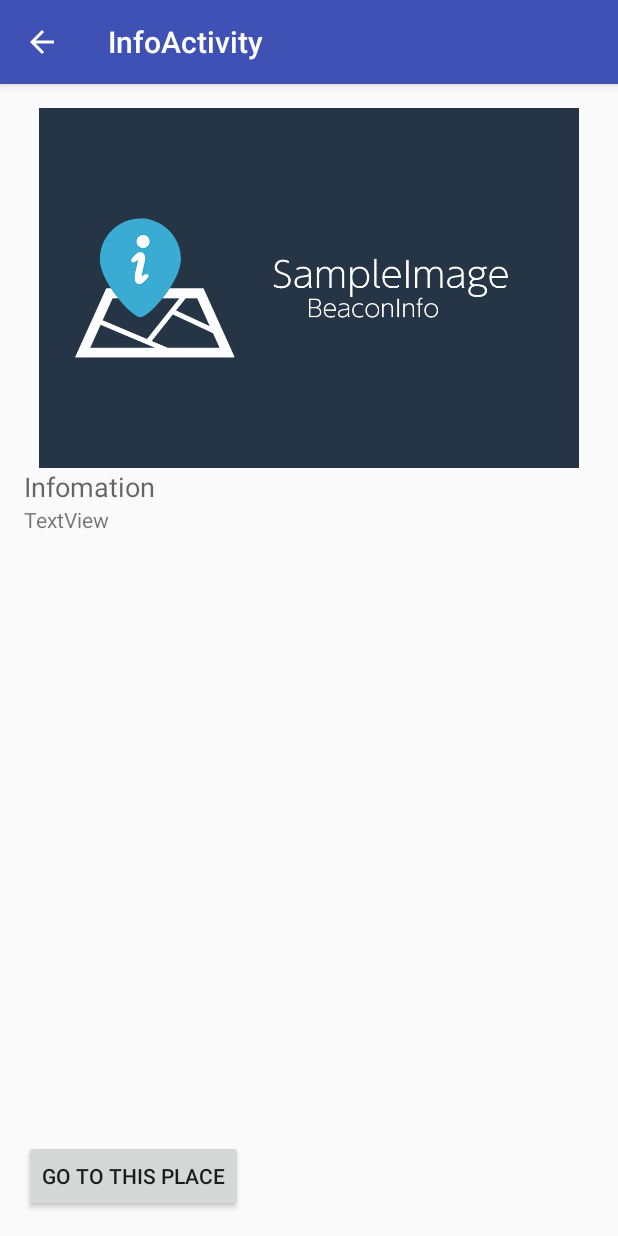
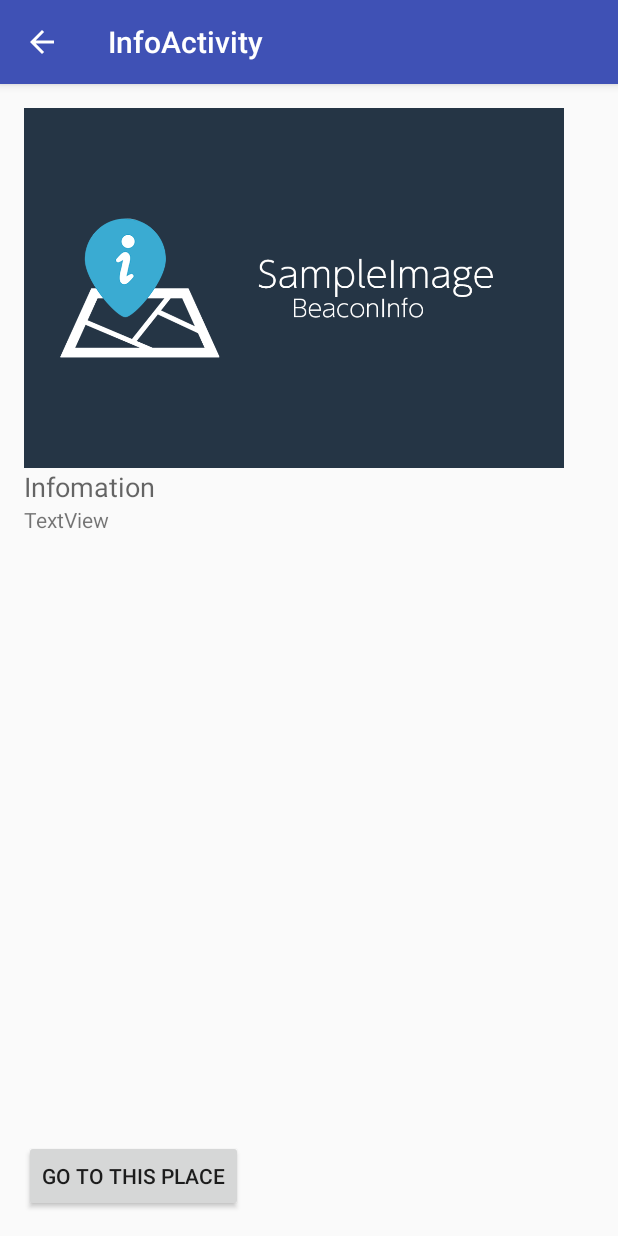
Before and after one commit to r-sek/BeaconInfo, an Android app: the InfoActivity screen opened directly, with no data from a screen before it, on a phone screen of 412 x 824 dp. Run offline under Robolectric (Android 15) with nearby library versions, the phone set to English and light mode, and no system bars.

Commit message:
GooglePlayService動いた

```diff
--- a/build.gradle
+++ b/build.gradle
@@ -6,6 +6,7 @@ buildscript {
     }
     dependencies {
         classpath 'com.android.tools.build:gradle:2.2.3'
+        classpath 'com.google.gms:google-services:3.0.0'
 
         // NOTE: Do not place your application dependencies here; they belong
         // in the individual module build.gradle files
--- a/mobile/build.gradle
+++ b/mobile/build.gradle
@@ -36,6 +36,8 @@ dependencies {
     testCompile 'junit:junit:4.12'
 }
 
+apply plugin: 'com.google.gms.google-services'
+
 allprojects {
     gradle.projectsEvaluated {
         tasks.withType(JavaCompile) {
--- a/mobile/src/main/res/layout/content_beacon_info.xml
+++ b/mobile/src/main/res/layout/content_beacon_info.xml
@@ -14,11 +14,12 @@
     tools:showIn="@layout/activity_beacon_info">
 
     <ImageView
-        android:layout_width="200dp"
+        android:layout_width="match_parent"
         app:srcCompat="@drawable/app_sampleimg"
         android:id="@+id/imageView2"
+        android:layout_height="140dp"
         android:layout_alignParentTop="true"
         android:layout_alignParentStart="true"
-        android:layout_height="140dp" />
+        android:scaleType="fitStart" />
 
 </RelativeLayout>
--- a/mobile/src/main/res/layout/content_info.xml
+++ b/mobile/src/main/res/layout/content_info.xml
@@ -13,28 +13,39 @@
     tools:context="info.redspirit.beaconinfo.InfoActivity"
     tools:showIn="@layout/activity_info">
 
+    <LinearLayout
+        android:orientation="vertical"
+        android:layout_width="fill_parent"
+        android:layout_height="wrap_content"
+        android:layout_alignParentTop="true"
+        android:layout_alignParentStart="true">
+
         <ImageView
-        android:layout_width="wrap_content"
+            android:layout_width="fill_parent"
             android:layout_height="240dp"
             app:srcCompat="@drawable/app_sampleimg"
-        android:id="@+id/InfoMainImage" />
+            android:id="@+id/InfoMainImage"
+            android:layout_gravity="left"
+            android:scaleType="fitStart" />
 
         <TextView
             android:text="Infomation"
-        android:layout_width="wrap_content"
+            android:layout_width="match_parent"
             android:layout_height="wrap_content"
             android:id="@+id/placeNameTxt"
-        android:layout_below="@+id/InfoMainImage"
-        android:layout_alignParentStart="true"
-        android:textAppearance="@android:style/TextAppearance.Material.Medium" />
+            android:textAppearance="@android:style/TextAppearance.Material.Medium"
+            android:layout_below="@+id/linearLayout"
+            android:layout_alignParentStart="true" />
 
         <TextView
             android:text="TextView"
-        android:layout_width="wrap_content"
+            android:layout_width="match_parent"
             android:layout_height="wrap_content"
             android:layout_below="@+id/placeNameTxt"
             android:layout_alignParentStart="true"
             android:id="@+id/infoTxt" />
+
+    </LinearLayout>
 
     <Button
         android:text="@string/visit"
@@ -43,4 +54,5 @@
         android:layout_alignParentBottom="true"
         android:layout_alignParentStart="true"
         android:id="@+id/visitBtn" />
+
 </RelativeLayout>
```
Also changed, not shown: 3 other files. Lines whose indentation alone changed are shown as unchanged.
